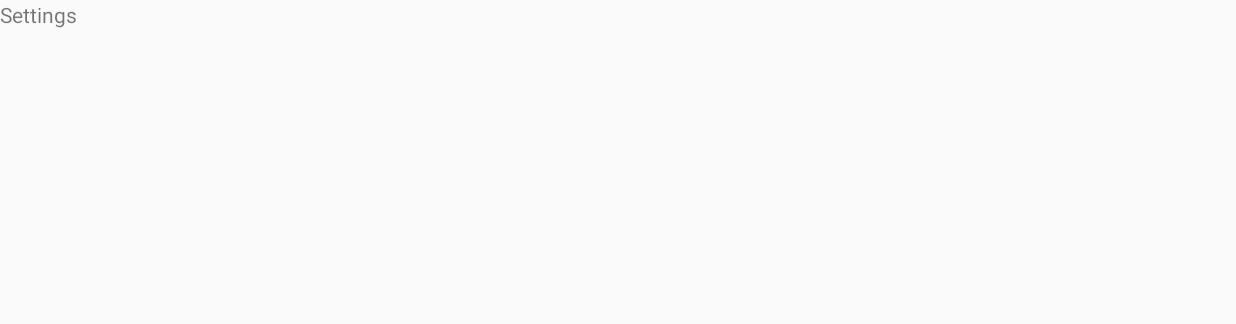
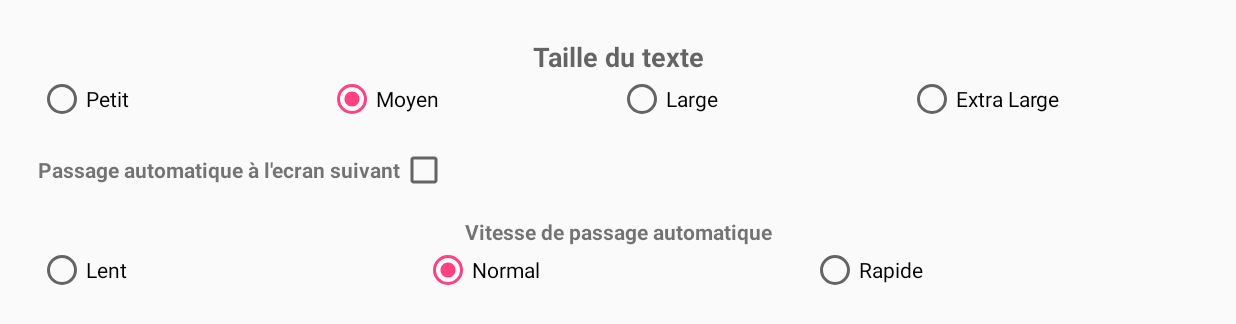
Before and after one commit to mmmaxou/Application-Histoire-Interactive, an Android app: the SettingsActivity screen opened directly, with no data from a screen before it, on a phone screen of 824 x 412 dp (held sideways). Before the commit the part shown is almost empty. Shown: the top 324 px of the screen. Run offline under Robolectric (Android 15) with nearby library versions, the light colour scheme and no system bars.

Commit message:
Ajout de parametres

```diff
--- a/Inkarma/app/src/main/java/com/example/maximilienpluchard/inkarma/MainActivity.java
+++ b/Inkarma/app/src/main/java/com/example/maximilienpluchard/inkarma/MainActivity.java
@@ -3,6 +3,7 @@ package com.example.maximilienpluchard.inkarma;
 import android.content.Intent;
 import android.content.SharedPreferences;
 import android.os.Bundle;
+import android.os.Handler;
 import android.support.v7.app.AppCompatActivity;
 import android.view.ContextMenu;
 import android.view.Menu;
@@ -95,10 +96,10 @@ public class MainActivity extends AppCompatActivity {
             ImageView personnage =(ImageView) findViewById(R.id.personnage);
             ImageView expression =(ImageView) findViewById(R.id.expression);
             TextView textView = (TextView) findViewById(R.id.BoiteDialogue);
+            TextView debug = (TextView) findViewById(R.id.debug);
             Button button1 = (Button) findViewById(R.id.choix1);
             Button button2 = (Button) findViewById(R.id.choix2);
             Button buttonNext = (Button) findViewById(R.id.choixNext);
-
 
 
 
@@ -136,6 +137,39 @@ public class MainActivity extends AppCompatActivity {
             if (frame.expression != -1) {
                 expression.setImageResource(frame.expression);
             }
+
+
+            //////////// AUTO SKIP
+            // Calcul du temps d'auto skip
+            int size = textView.length();
+            String sizeText = Integer.toString(size);
+
+            // Duree en secondes
+            long small = size / 25;
+            long moyen = size / 30;
+            long rapide = size / 35;
+
+            //Affichage
+            debug.setText(sizeText);
+
+            //Dailayage
+            Handler handler = new Handler();
+            handler.postDelayed(new Runnable() {
+
+                @Override
+                public void run() {
+                    if (frame.choix[0] == -1 && frame.choix[1] == -1) {
+                        setFrame(frame.id + 1);
+                    }
+                    else {
+                        TextView debug = (TextView) findViewById(R.id.debug);
+                        debug.setText("Next");
+                    }
+                }
+
+            }, moyen * 1000); // 5000ms delay
+
+
 
 
         }
--- a/Inkarma/app/src/main/res/layout/activity_main.xml
+++ b/Inkarma/app/src/main/res/layout/activity_main.xml
@@ -50,6 +50,17 @@
                     android:layout_alignParentRight="true"
                     android:layout_alignParentEnd="true"
                     android:onClick="onClickSettings" />
+
+                <TextView
+                    android:text="debug"
+                    android:layout_width="wrap_content"
+                    android:layout_height="wrap_content"
+                    android:layout_centerVertical="true"
+                    android:layout_alignParentLeft="true"
+                    android:layout_alignParentStart="true"
+                    android:layout_marginLeft="223dp"
+                    android:layout_marginStart="223dp"
+                    android:id="@+id/debug" />
             </RelativeLayout>
 
             <RelativeLayout
--- a/Inkarma/app/src/main/res/layout/activity_settings.xml
+++ b/Inkarma/app/src/main/res/layout/activity_settings.xml
@@ -1,11 +1,108 @@
 <?xml version="1.0" encoding="utf-8"?>
 <LinearLayout xmlns:android="http://schemas.android.com/apk/res/android"
     android:orientation="vertical" android:layout_width="match_parent"
-    android:layout_height="match_parent">
+    android:layout_height="match_parent"
+    android:padding="25dp">
 
     <TextView
-        android:text="Settings"
-        android:layout_width="wrap_content"
+        android:text="Taille du texte"
+        android:layout_width="match_parent"
         android:layout_height="wrap_content"
-        android:id="@+id/textView3" />
+        android:id="@+id/textViewTailleTexte"
+        android:textAppearance="@android:style/TextAppearance.Material.Medium"
+        android:textAlignment="center"
+        android:textStyle="normal|bold" />
+
+    <LinearLayout
+        android:orientation="horizontal"
+        android:layout_width="match_parent"
+        android:layout_height="wrap_content"
+        android:layout_marginBottom="15dp">
+
+        <RadioButton
+            android:text="Petit"
+            android:layout_width="0dp"
+            android:layout_height="wrap_content"
+            android:id="@+id/radioButtonSmall"
+            android:layout_weight="1" />
+
+        <RadioButton
+            android:text="Moyen"
+            android:layout_width="0dp"
+            android:layout_height="wrap_content"
+            android:id="@+id/radioButtonMedium"
+            android:layout_weight="1"
+            android:checked="true" />
+
+        <RadioButton
+            android:text="Large"
+            android:layout_width="0dp"
+            android:layout_height="wrap_content"
+            android:id="@+id/radioButtonLarge"
+            android:layout_weight="1" />
+
+        <RadioButton
+            android:text="Extra Large"
+            android:layout_width="0dp"
+            android:layout_height="wrap_content"
+            android:id="@+id/radioButtonExtraLarge"
+            android:layout_weight="1"
+            android:duplicateParentState="true" />
+
+    </LinearLayout>
+
+    <LinearLayout
+        android:orientation="horizontal"
+        android:layout_width="match_parent"
+        android:layout_height="wrap_content"
+        android:layout_marginBottom="15dp">
+
+        <TextView
+            android:text="Passage automatique à l'ecran suivant"
+            android:layout_width="wrap_content"
+            android:layout_height="wrap_content"
+            android:id="@+id/textViewAutoSkip"
+            android:textAppearance="@android:style/TextAppearance.Material.Small"
+            android:textStyle="normal|bold" />
+
+        <CheckBox
+            android:layout_width="wrap_content"
+            android:layout_height="wrap_content"
+            android:id="@+id/checkBox" />
+    </LinearLayout>
+    <TextView
+        android:text="Vitesse de passage automatique"
+        android:layout_width="match_parent"
+        android:layout_height="wrap_content"
+        android:id="@+id/textViewSpeedSkip"
+        android:textAppearance="@android:style/TextAppearance.Material.Small"
+        android:textStyle="normal|bold"
+        android:textAlignment="center" />
+
+    <LinearLayout
+        android:orientation="horizontal"
+        android:layout_width="match_parent"
+        android:layout_height="wrap_content">
+
+        <RadioButton
+            android:text="Lent"
+            android:layout_width="0dp"
+            android:layout_height="wrap_content"
+            android:id="@+id/radioButtonSpeedSkipSlow"
+            android:layout_weight="1" />
+        <RadioButton
+            android:text="Normal"
+            android:layout_width="0dp"
+            android:layout_height="wrap_content"
+            android:id="@+id/radioButtonSpeedSkipMedium"
+            android:layout_weight="1"
+            android:checked="true" />
+        <RadioButton
+            android:text="Rapide"
+            android:layout_width="0dp"
+            android:layout_height="wrap_content"
+            android:id="@+id/radioButtonSpeedSkipFast"
+            android:layout_weight="1"/>
+    </LinearLayout>
+
 </LinearLayout>
```
